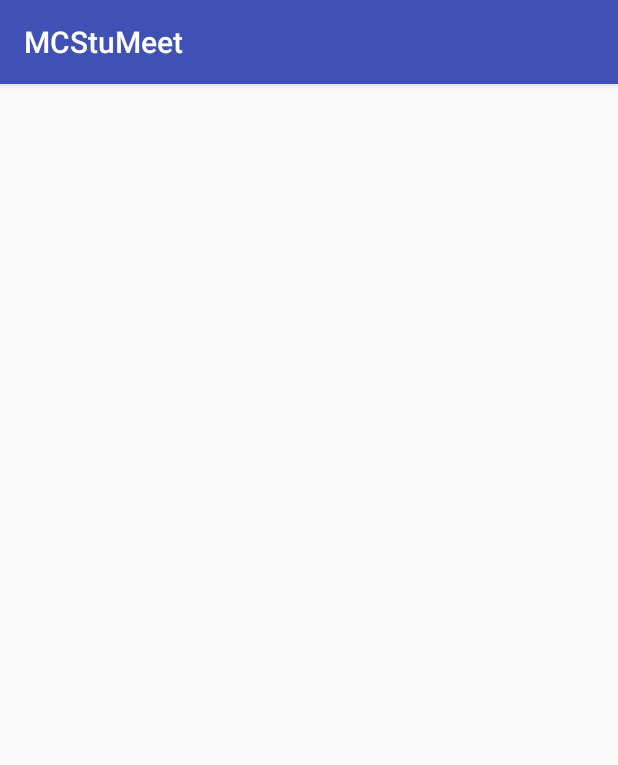
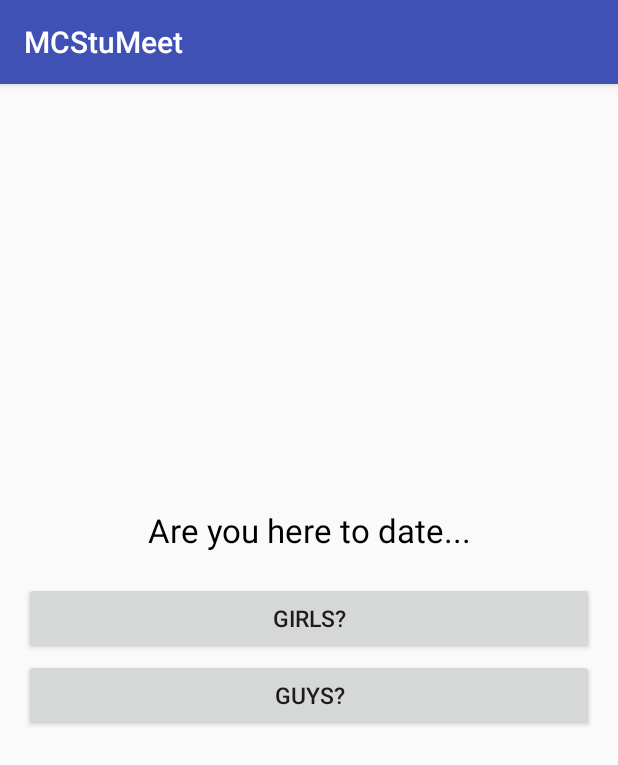
Before and after one commit to Paingouin/MCStuMeet, an Android app: the RegistrationInterests screen opened directly, with no data from a screen before it, on a phone screen of 412 x 824 dp. Shown: the top 765 px of the screen. Run offline under Robolectric (Android 15) with nearby library versions, the phone set to English and light mode, and no system bars.

Commit message:
added elements to interests activity

```diff
--- a/app/src/main/res/layout/activity_registration_interests.xml
+++ b/app/src/main/res/layout/activity_registration_interests.xml
@@ -12,6 +12,42 @@
     tools:context="com.example.cogo.mcstumeet.RegistrationInterests">
 
 
+    <LinearLayout
+        android:layout_width="match_parent"
+        android:layout_height="match_parent"
+        android:orientation="vertical"
+        android:layout_marginTop="400px">
 
+        <TextView
+            android:layout_width="match_parent"
+            android:layout_height="wrap_content"
+            android:id="@+id/interests_text"
+            android:textSize="10pt"
+            android:textAlignment="center"
+            android:textColor="#000000"
+            android:layout_marginBottom="30px"
+            android:text="@string/interests_text"/>
+
+        <Button
+            android:layout_width="match_parent"
+            android:layout_height="wrap_content"
+            android:layout_marginBottom="5px"
+            android:textSize="7pt"
+            android:layout_below="@+id/interests_text"
+            android:id="@+id/interests_female"
+            android:text="@string/interests_girl"
+            android:onClick="passData"/>
+
+        <Button
+            android:layout_width="match_parent"
+            android:layout_height="wrap_content"
+            android:layout_marginBottom="5px"
+            android:textSize="7pt"
+            android:layout_below="@+id/interests_text"
+            android:id="@+id/interests_male"
+            android:text="@string/interests_guy"
+            android:onClick="passData"/>
+
+    </LinearLayout>
 
 </RelativeLayout>
--- a/app/src/main/res/values/strings.xml
+++ b/app/src/main/res/values/strings.xml
@@ -3,4 +3,7 @@
     <string name="gender_female">Female?</string>
     <string name="gender_male">Male?</string>
     <string name="gender_text">Are you...</string>
+    <string name="interests_text">Are you here to date...</string>
+    <string name="interests_girl">Girls?</string>
+    <string name="interests_guy">Guys?</string>
 </resources>
```
